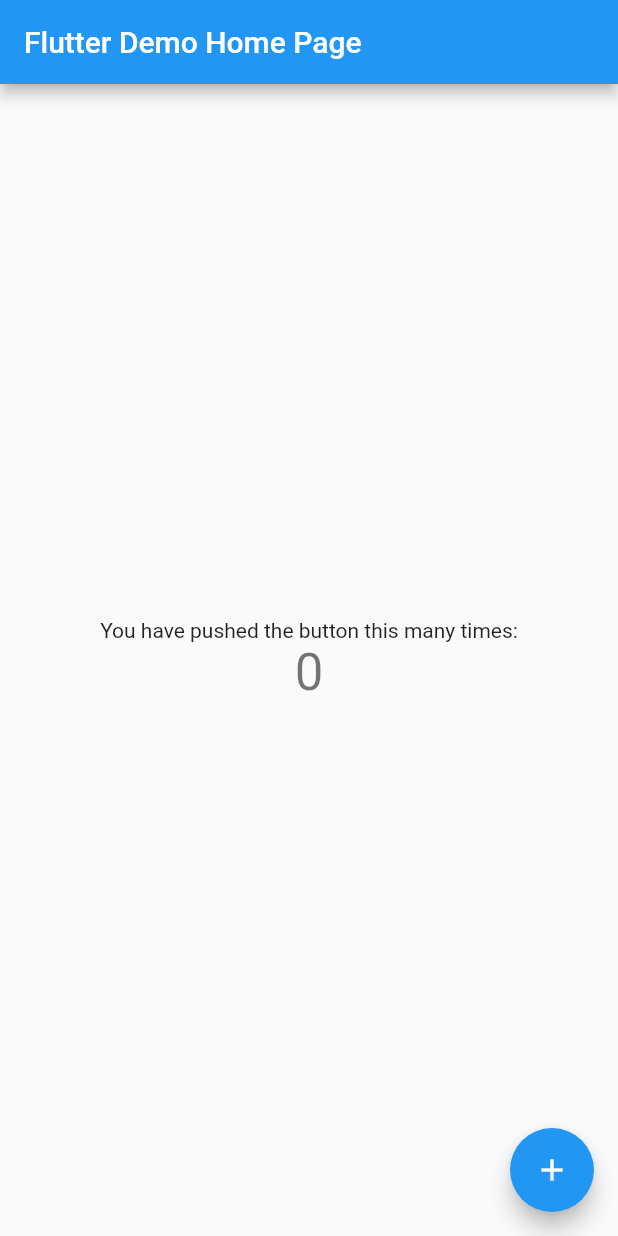
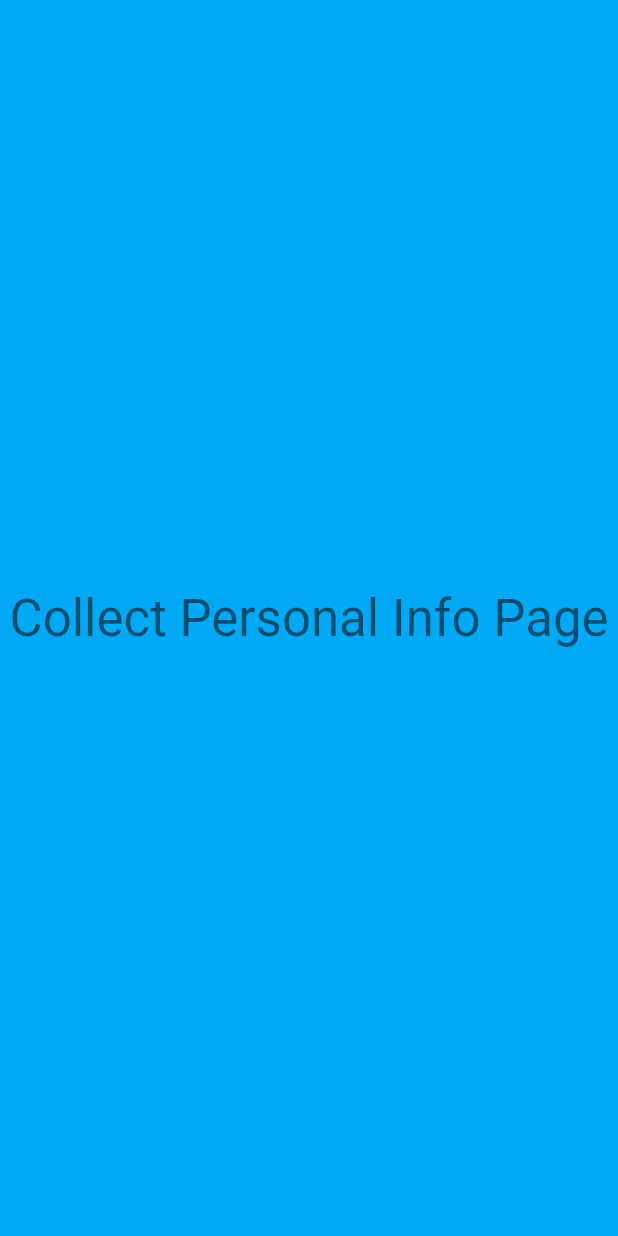
Before and after one commit to xiifain/Shopping_app, a Flutter app: the screen it shows after launch, on a phone screen of 412 x 824 dp. Run offline on Flutter 3.47's test engine with Material 2 defaults, Android fonts, the phone set to English and light mode, and no system bars.

```diff
--- a/lib/main.dart
+++ b/lib/main.dart
@@ -1,111 +1,167 @@
+// import 'dart:io';
+
+// import 'package:flutter/cupertino.dart';
+// import 'package:flutter/material.dart';
+
+// import './Dialog.dart';
+
+// void main() => runApp(Home());
+
+// class Home extends StatefulWidget {
+//   @override
+//   _HomeState createState() => _HomeState();
+// }
+
+// class _HomeState extends State<Home> {
+//   String text = "before clicking";
+
+//   void _output() {
+//     text = "after clicking";
+//   }
+
+//   @override
+//   Widget build(BuildContext context) {
+//     return CupertinoApp(
+//       home: CupertinoPageScaffold(
+//         navigationBar: CupertinoNavigationBar(
+//           backgroundColor: Colors.green,
+//           previousPageTitle: "Title",
+//         ),
+//         child: Column(
+//           children: <Widget>[
+//             CupertinoButton(
+//               child: Text("Click me"),
+//               color: Colors.blue,
+//               onPressed: _output,
+//             ),
+//             AlDialog(text)
+//           ],
+//         ),
+//       ),
+//     );
+//   }
+// }
+
 import 'package:flutter/material.dart';
 
-void main() => runApp(MyApp());
+// ...
+
+void main() => runApp(new MyApp());
+
+// ...
 
 class MyApp extends StatelessWidget {
-  // This widget is the root of your application.
   @override
   Widget build(BuildContext context) {
     return MaterialApp(
-      title: 'Flutter Demo',
-      theme: ThemeData(
-        // This is the theme of your application.
-        //
-        // Try running your application with "flutter run". You'll see the
-        // application has a blue toolbar. Then, without quitting the app, try
-        // changing the primarySwatch below to Colors.green and then invoke
-        // "hot reload" (press "r" in the console where you ran "flutter run",
-        // or simply save your changes to "hot reload" in a Flutter IDE).
-        // Notice that the counter didn't reset back to zero; the application
-        // is not restarted.
-        primarySwatch: Colors.blue,
-      ),
-      home: MyHomePage(title: 'Flutter Demo Home Page'),
+      title: 'Flutter Code Sample for Navigator',
+      // MaterialApp contains our top-level Navigator
+      initialRoute: '/signup',
+      routes: {
+        '/': (BuildContext context) => HomePage(),
+        '/signup': (BuildContext context) => SignUpPage(),
+      },
     );
   }
 }
 
-class MyHomePage extends StatefulWidget {
-  MyHomePage({Key key, this.title}) : super(key: key);
-
-  // This widget is the home page of your application. It is stateful, meaning
-  // that it has a State object (defined below) that contains fields that affect
-  // how it looks.
-
-  // This class is the configuration for the state. It holds the values (in this
-  // case the title) provided by the parent (in this case the App widget) and
-  // used by the build method of the State. Fields in a Widget subclass are
-  // always marked "final".
-
-  final String title;
-
+class HomePage extends StatelessWidget {
   @override
-  _MyHomePageState createState() => _MyHomePageState();
+  Widget build(BuildContext context) {
+    return DefaultTextStyle(
+        style: Theme.of(context).textTheme.display1,
+        child: GestureDetector(
+          onTap: (){
+            Navigator.of(context).pushReplacementNamed('/signup');
+          },
+          child: Container(
+            color: Colors.white,
+            alignment: Alignment.center,
+            child: Text('Home Page'),
+          ),
+        ));
+  }
 }
 
-class _MyHomePageState extends State<MyHomePage> {
-  int _counter = 0;
+class CollectPersonalInfoPage extends StatelessWidget {
+  @override
+  Widget build(BuildContext context) {
+    return DefaultTextStyle(
+      style: Theme.of(context).textTheme.display1,
+      child: GestureDetector(
+        onTap: () {
+          // This moves from the personal info page to the credentials page,
+          // replacing this page with that one.
+          Navigator.of(context)
+              .pushReplacementNamed('signup/choose_credentials');
+        },
+        child: Container(
+          color: Colors.lightBlue,
+          alignment: Alignment.center,
+          child: Text('Collect Personal Info Page'),
+        ),
+      ),
+    );
+  }
+}
 
-  void _incrementCounter() {
-    setState(() {
-      // This call to setState tells the Flutter framework that something has
-      // changed in this State, which causes it to rerun the build method below
-      // so that the display can reflect the updated values. If we changed
-      // _counter without calling setState(), then the build method would not be
-      // called again, and so nothing would appear to happen.
-      _counter++;
-    });
-  }
+class ChooseCredentialsPage extends StatelessWidget {
+  const ChooseCredentialsPage({
+    this.onSignupComplete,
+  });
+
+  final VoidCallback onSignupComplete;
 
   @override
   Widget build(BuildContext context) {
-    // This method is rerun every time setState is called, for instance as done
-    // by the _incrementCounter method above.
-    //
-    // The Flutter framework has been optimized to make rerunning build methods
-    // fast, so that you can just rebuild anything that needs updating rather
-    // than having to individually change instances of widgets.
-    return Scaffold(
-      appBar: AppBar(
-        // Here we take the value from the MyHomePage object that was created by
-        // the App.build method, and use it to set our appbar title.
-        title: Text(widget.title),
-      ),
-      body: Center(
-        // Center is a layout widget. It takes a single child and positions it
-        // in the middle of the parent.
-        child: Column(
-          // Column is also a layout widget. It takes a list of children and
-          // arranges them vertically. By default, it sizes itself to fit its
-          // children horizontally, and tries to be as tall as its parent.
-          //
-          // Invoke "debug painting" (press "p" in the console, choose the
-          // "Toggle Debug Paint" action from the Flutter Inspector in Android
-          // Studio, or the "Toggle Debug Paint" command in Visual Studio Code)
-          // to see the wireframe for each widget.
-          //
-          // Column has various properties to control how it sizes itself and
-          // how it positions its children. Here we use mainAxisAlignment to
-          // center the children vertically; the main axis here is the vertical
-          // axis because Columns are vertical (the cross axis would be
-          // horizontal).
-          mainAxisAlignment: MainAxisAlignment.center,
-          children: <Widget>[
-            Text(
-              'You have pushed the button this many times:',
-            ),
-            Text(
-              '$_counter',
-              style: Theme.of(context).textTheme.display1,
-            ),
-          ],
+    return GestureDetector(
+      onTap: onSignupComplete,
+      child: DefaultTextStyle(
+        style: Theme.of(context).textTheme.display1,
+        child: Container(
+          color: Colors.pinkAccent,
+          alignment: Alignment.center,
+          child: Text('Choose Credentials Page'),
         ),
       ),
-      floatingActionButton: FloatingActionButton(
-        onPressed: _incrementCounter,
-        tooltip: 'Increment',
-        child: Icon(Icons.add),
-      ), // This trailing comma makes auto-formatting nicer for build methods.
     );
   }
 }
+
+class SignUpPage extends StatelessWidget {
+  @override
+  Widget build(BuildContext context) {
+    // SignUpPage builds its own Navigator which ends up being a nested
+    // Navigator in our app.
+    return Navigator(
+      initialRoute: 'signup/personal_info',
+      onGenerateRoute: (RouteSettings settings) {
+        WidgetBuilder builder;
+        switch (settings.name) {
+          case 'signup/personal_info':
+            // Assume CollectPersonalInfoPage collects personal info and then
+            // navigates to 'signup/choose_credentials'.
+            builder = (BuildContext _) => CollectPersonalInfoPage();
+            break;
+          case 'signup/choose_credentials':
+            // Assume ChooseCredentialsPage collects new credentials and then
+            // invokes 'onSignupComplete()'.
+            builder = (BuildContext _) => ChooseCredentialsPage(
+                  onSignupComplete: () {
+                    // Referencing Navigator.of(context) from here refers to the
+                    // top level Navigator because SignUpPage is above the
+                    // nested Navigator that it created. Therefore, this pop()
+                    // will pop the entire "sign up" journey and return to the
+                    // "/" route, AKA HomePage.
+                    Navigator.of(context).pop();
+                  },
+                );
+            break;
+          default:
+            throw Exception('Invalid route: ${settings.name}');
+        }
+        return MaterialPageRoute(builder: builder, settings: settings);
+      },
+    );
+  }
+}
```
Also changed, not shown: lib/Dialog.dart (added, +26 -0 lines), 1 other file.
